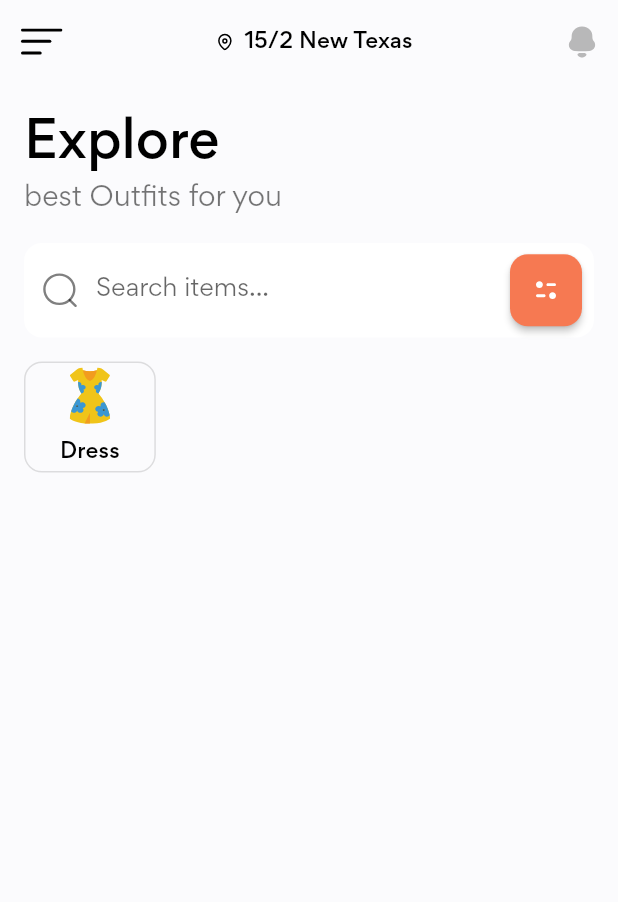
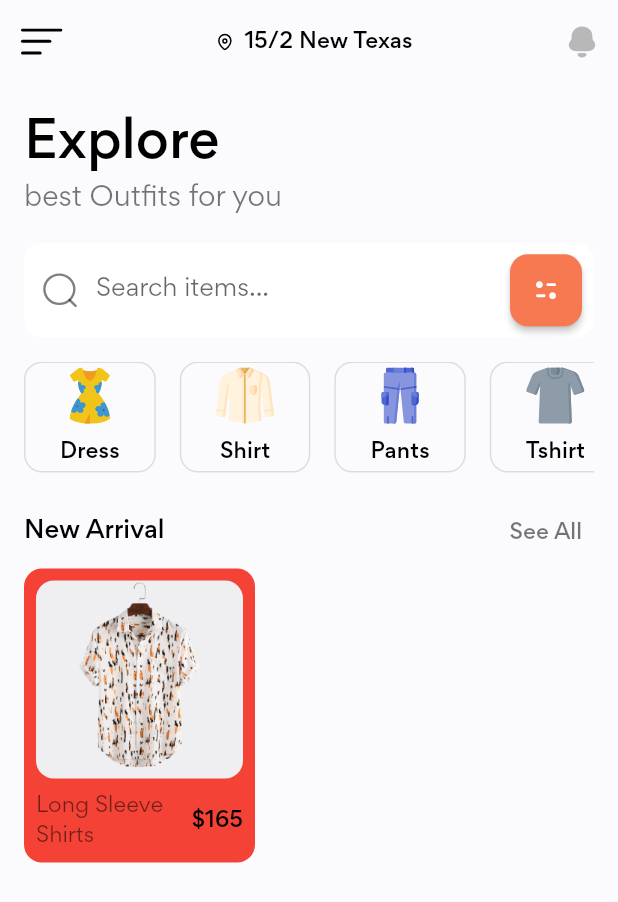
Before and after one commit to ahmetaydinn/flutter, a Flutter app: the screen it shows after launch, on a phone screen of 412 x 824 dp. Shown: the top 902 px of the screen. Run offline on Flutter 3.47's test engine with Material 2 defaults, Android fonts, the phone set to English and light mode, and no system bars; our stand-ins replace flutter_svg.

Commit message:
product card widget created

```diff
--- /dev/null
+++ b/lib/models/Product.dart
@@ -0,0 +1,40 @@
+import 'package:flutter/material.dart';
+
+class Product {
+  final String image, title;
+  final int price;
+  final Color bgColor;
+
+  Product({
+    required this.image,
+    required this.title,
+    required this.price,
+    this.bgColor = const Color(0xFFEFEFF2),
+  });
+}
+
+List<Product> demo_product = [
+  Product(
+    image: "assets/images/product_0.png",
+    title: "Long Sleeve Shirts",
+    price: 165,
+    bgColor: const Color(0xFFFEFBF9),
+  ),
+  Product(
+    image: "assets/images/product_1.png",
+    title: "Casual Henley Shirts",
+    price: 99,
+  ),
+  Product(
+    image: "assets/images/product_2.png",
+    title: "Curved Hem Shirts",
+    price: 180,
+    bgColor: const Color(0xFFF8FEFB),
+  ),
+  Product(
+    image: "assets/images/product_3.png",
+    title: "Casual Nolin",
+    price: 149,
+    bgColor: const Color(0xFFEEEEED),
+  ),
+];
--- /dev/null
+++ b/lib/models/category.dart
@@ -0,0 +1,24 @@
+class Category {
+  final String icon, title;
+
+  Category({required this.icon, required this.title});
+}
+
+List<Category> demoCategories = [
+  Category(
+    icon: "assets/icons/dress.svg",
+    title: "Dress",
+  ),
+  Category(
+    icon: "assets/icons/shirt.svg",
+    title: "Shirt",
+  ),
+  Category(
+    icon: "assets/icons/pants.svg",
+    title: "Pants",
+  ),
+  Category(
+    icon: "assets/icons/Tshirt.svg",
+    title: "Tshirt",
+  ),
+];
--- /dev/null
+++ b/lib/screens/home/components/categories.dart
@@ -0,0 +1,72 @@
+import 'package:flutter/material.dart';
+import 'package:flutter_svg/flutter_svg.dart';
+
+import '../../../constants.dart';
+import '../../../models/category.dart';
+
+class Categories extends StatelessWidget {
+  const Categories({
+    Key? key,
+  }) : super(key: key);
+
+  @override
+  Widget build(BuildContext context) {
+    return SingleChildScrollView(
+      scrollDirection: Axis.horizontal,
+      child: Row(
+        children: List.generate(
+          demoCategories.length,
+          (index) => Padding(
+            padding: const EdgeInsets.only(right: defaultPadding),
+            child: CategoryCard(
+              icon: demoCategories[index].icon,
+              title: demoCategories[index].title,
+              press: () {},
+            ),
+          ),
+        ),
+      ),
+    );
+  }
+}
+
+class CategoryCard extends StatelessWidget {
+  const CategoryCard({
+    Key? key,
+    required this.icon,
+    required this.title,
+    required this.press,
+  }) : super(key: key);
+
+  final String icon, title;
+  final VoidCallback press;
+
+  @override
+  Widget build(BuildContext context) {
+    return OutlinedButton(
+        onPressed: press,
+        style: OutlinedButton.styleFrom(
+          shape: const RoundedRectangleBorder(
+            borderRadius: BorderRadius.all(
+              Radius.circular(defaultBorderRadius),
+            ),
+          ),
+        ),
+        child: Padding(
+          padding: const EdgeInsets.symmetric(
+              vertical: defaultPadding / 4, horizontal: defaultPadding / 2),
+          child: Column(
+            children: [
+              SvgPicture.asset(icon),
+              const SizedBox(
+                height: defaultPadding / 2,
+              ),
+              Text(
+                title,
+                style: Theme.of(context).textTheme.subtitle2,
+              ),
+            ],
+          ),
+        ));
+  }
+}
--- /dev/null
+++ b/lib/screens/home/components/section_title.dart
@@ -0,0 +1,32 @@
+import 'package:flutter/material.dart';
+
+class SectionTitle extends StatelessWidget {
+  const SectionTitle({
+    Key? key,
+    required this.title,
+    required this.pressSeeAll,
+  }) : super(key: key);
+
+  final String title;
+  final VoidCallback pressSeeAll;
+
+  @override
+  Widget build(BuildContext context) {
+    return Row(
+      mainAxisAlignment: MainAxisAlignment.spaceBetween,
+      children: [
+        Text(
+          title,
+          style: Theme.of(context)
+              .textTheme
+              .subtitle1!
+              .copyWith(color: Colors.black, fontWeight: FontWeight.w500),
+        ),
+        TextButton(
+          onPressed: pressSeeAll,
+          child: const Text("See All", style: TextStyle(color: Colors.black54)),
+        ),
+      ],
+    );
+  }
+}
--- a/lib/screens/home/home_screen.dart
+++ b/lib/screens/home/home_screen.dart
@@ -2,7 +2,9 @@ import 'package:flutter/material.dart';
 import 'package:flutter_application_1/constants.dart';
 import 'package:flutter_svg/svg.dart';
 
+import 'components/categories.dart';
 import 'components/search_form.dart';
+import 'components/section_title.dart';
 
 class HomeScreen extends StatelessWidget {
   const HomeScreen({Key? key}) : super(key: key);
@@ -58,11 +60,12 @@ class HomeScreen extends StatelessWidget {
               padding: EdgeInsets.symmetric(vertical: defaultPadding),
               child: SearchForm(),
             ),
-            CategoryCard(
-              icon: "assets/icons/dress.svg",
-              title: "Dress",
-              press: () {},
-            )
+            const Categories(),
+            const SizedBox(
+              height: defaultPadding,
+            ),
+            SectionTitle(title: "New Arrival", pressSeeAll: () {}),
+            ProductCard(),
           ],
         ),
       ),
@@ -70,43 +73,64 @@ class HomeScreen extends StatelessWidget {
   }
 }
 
-class CategoryCard extends StatelessWidget {
-  const CategoryCard({
+class ProductCard extends StatelessWidget {
+  const ProductCard({
     Key? key,
-    required this.icon,
-    required this.title,
-    required this.press,
   }) : super(key: key);
-
-  final String icon, title;
-  final VoidCallback press;
 
   @override
   Widget build(BuildContext context) {
-    return OutlinedButton(
-        onPressed: press,
-        style: OutlinedButton.styleFrom(
-          shape: const RoundedRectangleBorder(
+    return GestureDetector(
+      onTap: () {},
+      child: Container(
+        width: 154,
+        padding: const EdgeInsets.all(defaultPadding / 2),
+        decoration: const BoxDecoration(
+          color: Colors.red,
           borderRadius: BorderRadius.all(
-              Radius.circular(defaultBorderRadius),
+            Radius.circular(
+              defaultBorderRadius,
             ),
           ),
         ),
-        child: Padding(
-          padding: const EdgeInsets.symmetric(
-              vertical: defaultPadding / 4, horizontal: defaultPadding / 2),
         child: Column(
           children: [
-              SvgPicture.asset(icon),
-              const SizedBox(
-                height: defaultPadding / 2,
+            Container(
+              width: double.infinity,
+              decoration: const BoxDecoration(
+                color: Color(0xFFEFEFF2),
+                borderRadius: BorderRadius.all(
+                  Radius.circular(
+                    defaultBorderRadius,
                   ),
+                ),
+              ),
+              child: Image.asset(
+                "assets/images/product_0.png",
+                height: 132,
+              ),
+            ),
+            const SizedBox(height: defaultPadding / 2),
+            Row(
+              children: [
+                const Expanded(
+                  child: Text(
+                    "Long Sleeve Shirts",
+                    style: TextStyle(
+                      color: Colors.black54,
+                    ),
+                  ),
+                ),
+                const SizedBox(width: defaultPadding / 4),
                 Text(
-                title,
+                  "\$165",
                   style: Theme.of(context).textTheme.subtitle2,
+                )
+              ],
             ),
           ],
         ),
-        ));
+      ),
+    );
   }
 }
```
Lines whose indentation alone changed are shown as unchanged.
